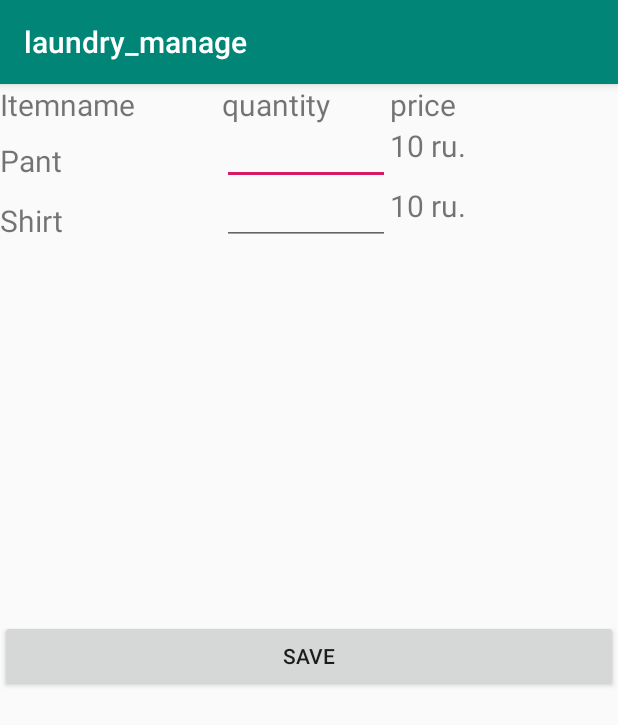
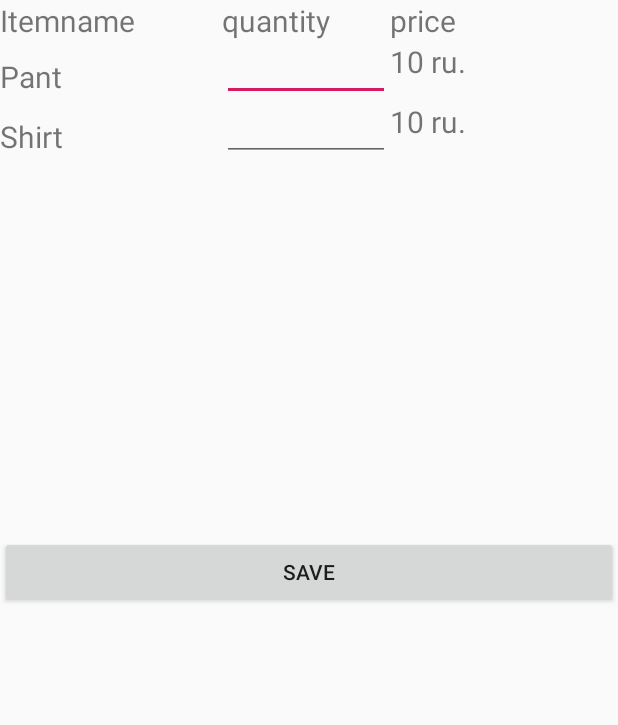
Before and after one commit to Pridudecool1211/laundrymanage, an Android app: the user_input screen opened directly, with no data from a screen before it, on a phone screen of 412 x 824 dp. Shown: the top 725 px of the screen. Run offline under Robolectric (Android 15) with nearby library versions, the phone set to English and light mode, and no system bars.

Commit message:
third commit

```diff
--- a/app/src/main/res/values/colors.xml
+++ b/app/src/main/res/values/colors.xml
@@ -1,7 +1,7 @@
 <?xml version="1.0" encoding="utf-8"?>
 <resources>
     <color name="colorPrimary">#008577</color>
-    <color name="colorPrimaryDark">#00574B</color>
+    <color name="colorPrimaryDark">#000000</color>
     <color name="colorAccent">#D81B60</color>
     <color name ="color_red">#E00000</color>
     <color name ="color_2">#2196F3</color>
--- a/app/src/main/res/values/styles.xml
+++ b/app/src/main/res/values/styles.xml
@@ -1,7 +1,7 @@
 <resources>
 
     <!-- Base application theme. -->
-    <style name="AppTheme" parent="Theme.AppCompat.Light.DarkActionBar">
+    <style name="AppTheme" parent="Theme.AppCompat.Light.NoActionBar">
         <!-- Customize your theme here. -->
         <item name="colorPrimary">@color/colorPrimary</item>
         <item name="colorPrimaryDark">@color/colorPrimaryDark</item>
--- a/build.gradle
+++ b/build.gradle
@@ -7,7 +7,7 @@ buildscript {
 
     }
     dependencies {
-        classpath 'com.android.tools.build:gradle:3.4.0'
+        classpath 'com.android.tools.build:gradle:3.5.3'
 
         // NOTE: Do not place your application dependencies here; they belong
         // in the individual module build.gradle files
```
Also changed, not shown: gradle/wrapper/gradle-wrapper.properties.
